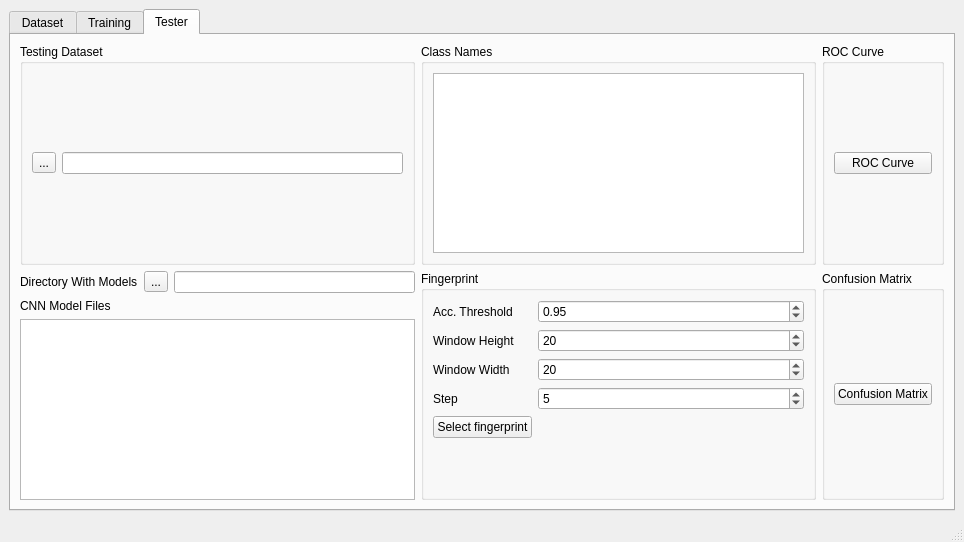
Old version of the form gui/MainWindow.ui in the repository Peto-RS/DP_CNN.
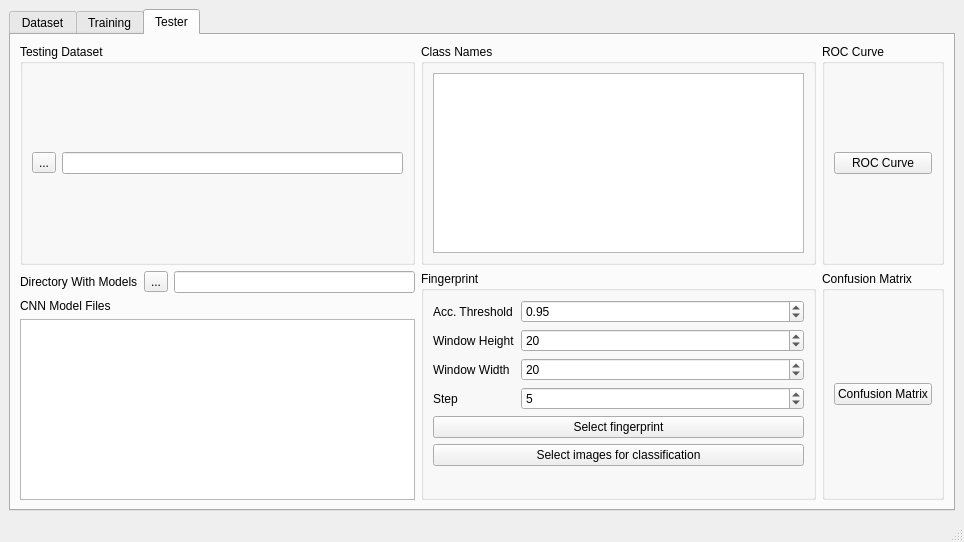
New version of the form. The open tabs and pages were chosen to show the change.

```diff
--- a/gui/MainWindow.ui
+++ b/gui/MainWindow.ui
@@ -730,13 +730,6 @@
                </property>
               </widget>
              </item>
-             <item row="4" column="0">
-              <widget class="QPushButton" name="pushButton_select_fingeprint">
-               <property name="text">
-                <string>Select fingerprint</string>
-               </property>
-              </widget>
-             </item>
              <item row="2" column="0">
               <widget class="QLabel" name="label_4">
                <property name="text">
@@ -765,6 +758,20 @@
                </property>
               </widget>
              </item>
+             <item row="5" column="0" colspan="2">
+              <widget class="QPushButton" name="pushButton_select_images">
+               <property name="text">
+                <string>Select images for classification</string>
+               </property>
+              </widget>
+             </item>
+             <item row="4" column="0" colspan="2">
+              <widget class="QPushButton" name="pushButton_select_fingeprint">
+               <property name="text">
+                <string>Select fingerprint</string>
+               </property>
+              </widget>
+             </item>
             </layout>
            </widget>
           </item>
```
Left out of the diff: 4 changed lines with no effect on the pictures.
